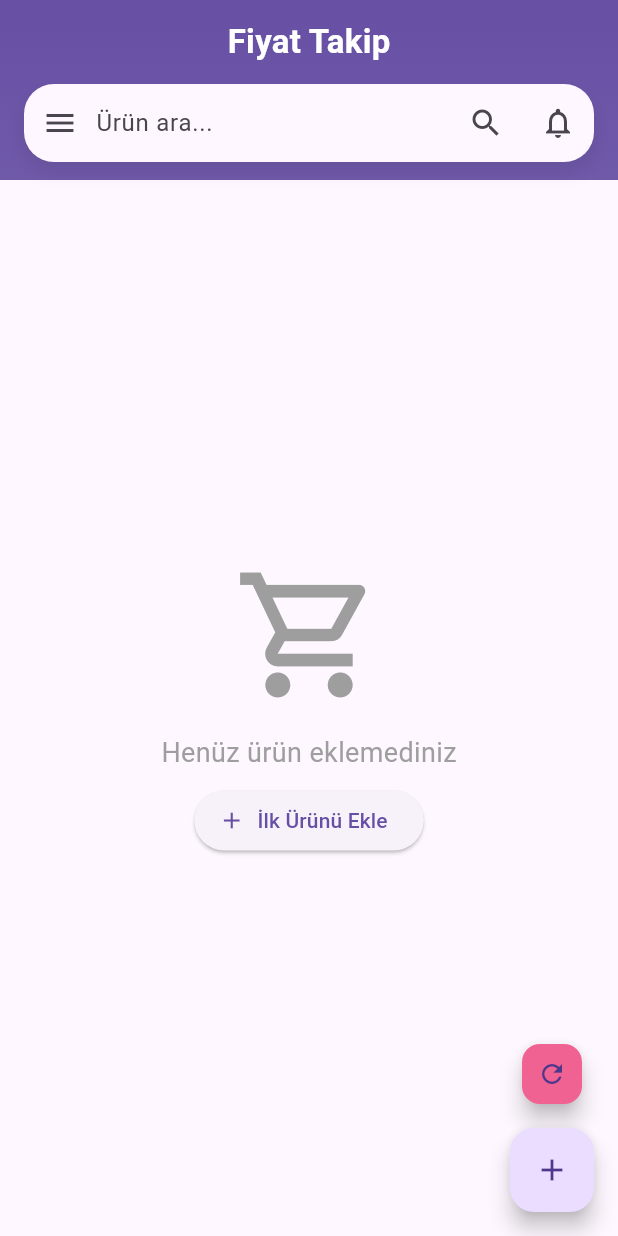
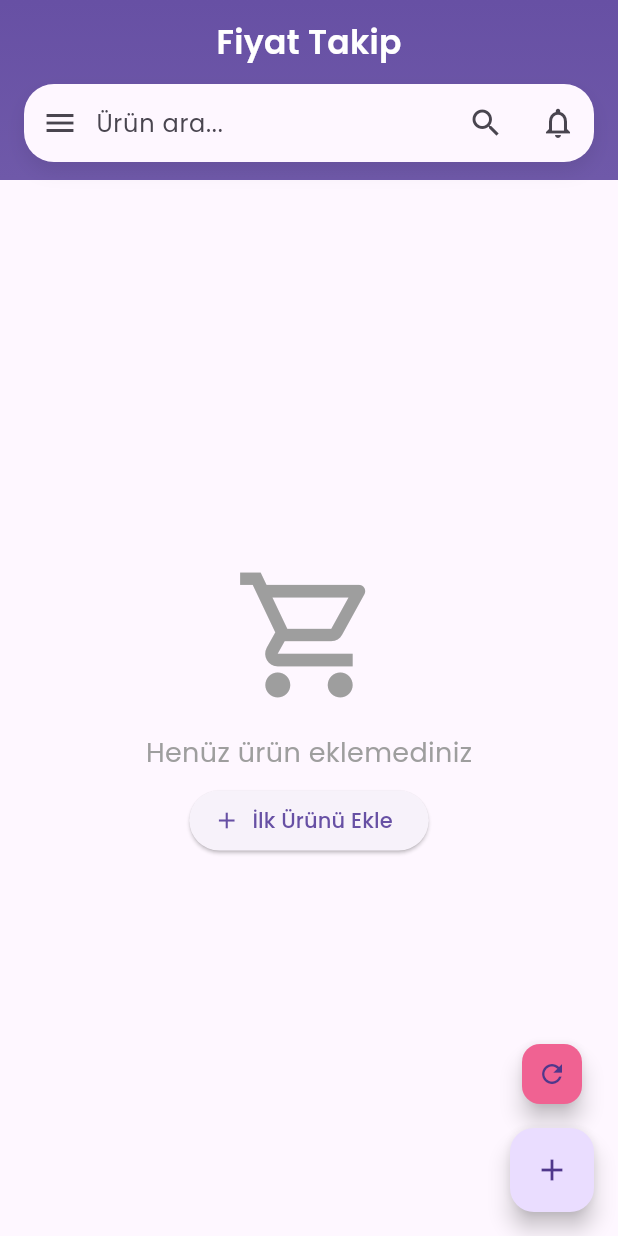
Before and after one commit to erdsel/price-tracker-app-python-flutter, a Flutter app: the screen it shows after launch, on a phone screen of 412 x 824 dp. Run offline on Flutter 3.47's test engine with Material 3 defaults, Android fonts, the phone set to English and light mode, and no system bars; our stand-ins replace google_fonts; network calls fail.

Commit message:
change font type

```diff
--- a/price_tracker_app/lib/main.dart
+++ b/price_tracker_app/lib/main.dart
@@ -2,6 +2,7 @@
 // Öğrenci Projesi - 2024
 
 import 'package:flutter/material.dart';
+import 'package:google_fonts/google_fonts.dart';
 import 'screens/ana_sayfa.dart';
 
 void main() {
@@ -20,10 +21,20 @@ class FiyatTakipApp extends StatelessWidget {
         // Tema ayarları
         primarySwatch: Colors.pink,
         visualDensity: VisualDensity.adaptivePlatformDensity,
-        appBarTheme: const AppBarTheme(
+        // Poppins fontunu tüm uygulamada kullan
+        textTheme: GoogleFonts.poppinsTextTheme(
+          Theme.of(context).textTheme,
+        ),
+        appBarTheme: AppBarTheme(
           backgroundColor: Colors.pink,
           foregroundColor: Colors.white,
           elevation: 2,
+          // AppBar için de Poppins font
+          titleTextStyle: GoogleFonts.poppins(
+            fontSize: 20,
+            fontWeight: FontWeight.w600,
+            color: Colors.white,
+          ),
         ),
       ),
       home: const AnaSayfa(),
--- a/price_tracker_app/pubspec.yaml
+++ b/price_tracker_app/pubspec.yaml
@@ -37,6 +37,7 @@ dependencies:
   cupertino_icons: ^1.0.6
   http: ^1.1.0  # HTTP istekleri için
   flutter_local_notifications: ^16.1.0  # Lokal bildirimler için
+  google_fonts: ^6.1.0  # Google Fonts için
 
 dev_dependencies:
   flutter_test:
```
Also changed, not shown: .claude/settings.local.json, price_tracker_app/pubspec.lock, 3 other files.
